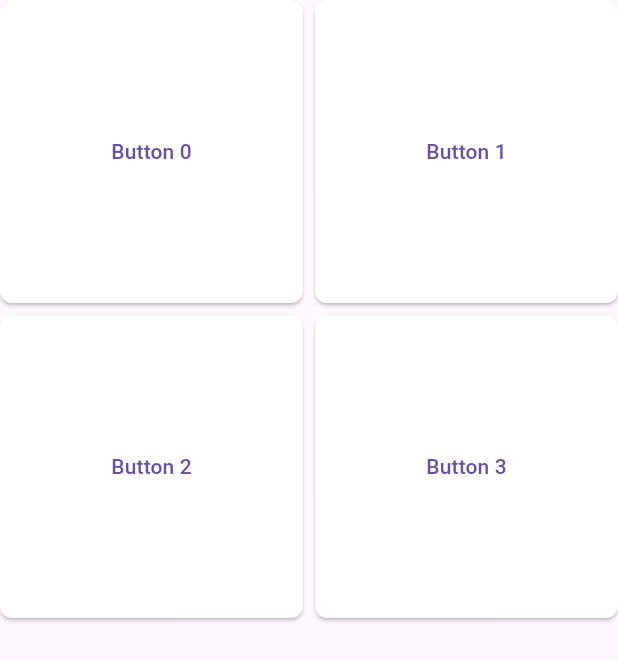
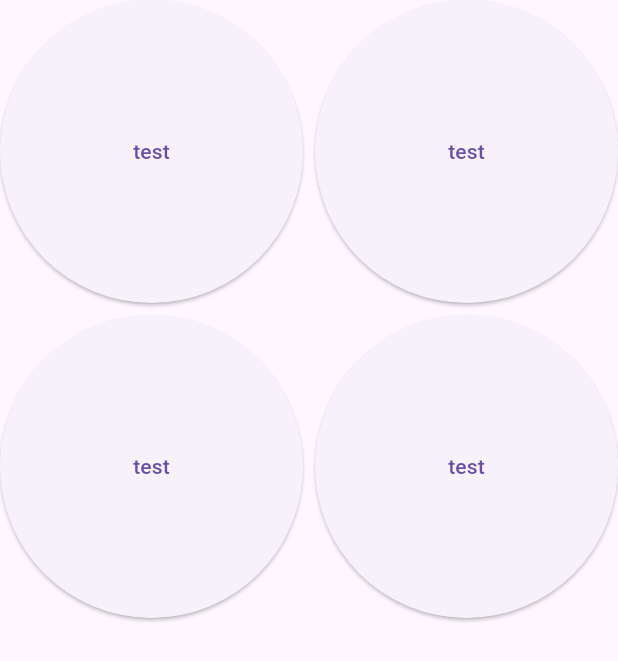
Before and after one commit to hansfigo/tourkuy, a Flutter app: the ButtonGrid widget shown alone on an empty page, opened directly, on a phone screen of 412 x 824 dp. Shown: the top 661 px of the screen. Run offline on Flutter 3.47's test engine with Material 3 defaults, Android fonts, the light colour scheme and no system bars; our stand-ins replace cloud_firestore, firebase_auth, firebase_core, flutter_rating_bar, flutter_riverpod; accounts and stored records are empty; network calls fail.

Commit message:
chore: refactor home page layout to remove unnecessary Expanded widget
The Expanded widget was removed from the home page layout as it was causing layout issues. The Column widget now directly contains the Text widget and the ButtonGrid widget is commented out.

feat: add support for customizing button size in ButtonGrid widget

The ButtonGrid widget now uses the ButtonTheme widget to customize the size of the ElevatedButton widgets. The minWidth and height properties of the ButtonTheme widget are set to 100.0 and 50.0 respectively.

fix: import missing dependencies in profile page

The profile page was missing imports for the MyOutlineButton widget and the RegisterPage widget. These imports have been added to the profile page.

feat: add "Daftar Akun" and "Masuk Akun" buttons to profile page

Two MyOutlineButton widgets have been added to the profile page. The first button is labeled "Daftar Akun" and when pressed, it navigates to the RegisterPage. The second button is labeled "Masuk Akun" and when pressed, it navigates to the LoginPage.

chore: update text and style in search page

The text and style in the search page have been updated. The text now says "Search Page is Under Construction !!" and the style of the text is set to bold.

feat: add heading and description to tourist spot detail page

The tourist spot detail page now displays the name and description of the tourist spot. The name is displayed using the AppStyles.headingStyle and the description is displayed below it.

chore: update font size in AppStyles

The AppStyles class now includes a constant for xtraLargeFontSize with a value of 32.0. This font size can be used for headings.

```diff
--- a/lib/pages/home/page.dart
+++ b/lib/pages/home/page.dart
@@ -25,7 +25,6 @@ class _HomePageState extends ConsumerState<HomePage> {
                   width: double.infinity,
                   child: const Padding(
                     padding: EdgeInsets.symmetric(horizontal: 16.0),
-                    child: Expanded(
                     child: Column(
                       mainAxisAlignment: MainAxisAlignment.start,
                       crossAxisAlignment: CrossAxisAlignment.start,
@@ -35,9 +34,8 @@ class _HomePageState extends ConsumerState<HomePage> {
                           style: TextStyle(
                               fontSize: 42, fontWeight: FontWeight.w800),
                         ),
-                          Expanded(child: ButtonGrid()),
+                        // Expanded(child: ButtonGrid()),
                       ],
-                      ),
                     ),
                   )),
               const SizedBox(height: 40.0),
--- a/lib/pages/home/widgets/button_grid.dart
+++ b/lib/pages/home/widgets/button_grid.dart
@@ -13,20 +13,13 @@ class ButtonGrid extends StatelessWidget {
       ),
       itemCount: 4, // Jumlah total item
       itemBuilder: (context, index) {
-        return ElevatedButton(
-          onPressed: () {
-            // Aksi yang akan dijalankan saat tombol ditekan
-          },
-          style: ElevatedButton.styleFrom(
-            backgroundColor: Colors.white,
-            shape: RoundedRectangleBorder(
-              borderRadius: BorderRadius.circular(8.0), // Radius border tombol
-            ),
-            padding: const EdgeInsets.all(8.0), // Padding tombol
-            minimumSize: const Size(0, 30), // Ukuran minimum tombol
+        return ButtonTheme(
+          minWidth: 100.0,
+          height: 50.0,
+          child: ElevatedButton(
+            onPressed: () {},
+            child: Text("test"),
           ),
-
-          child: Text('Button $index'), // Teks pada tombol
         );
       },
     );
```
Also changed, not shown: lib/pages/profile_page/page.dart (+21 -7 lines), lib/pages/profile_page/widgets/outlined_button.dart (added, +29 -0 lines), lib/pages/search_page/page.dart (+7 -1 lines), lib/pages/tourist_spot_detail/page.dart (+16 -1 lines), lib/styles/style.dart (+10 -3 lines). Lines whose indentation alone changed are shown as unchanged.
